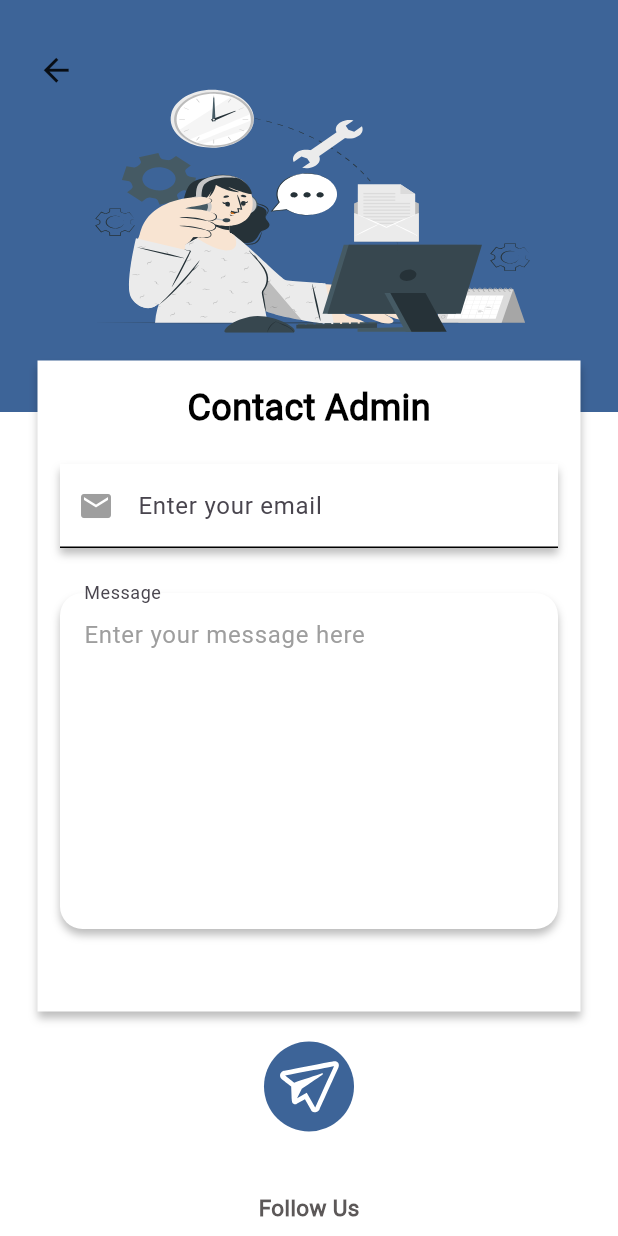
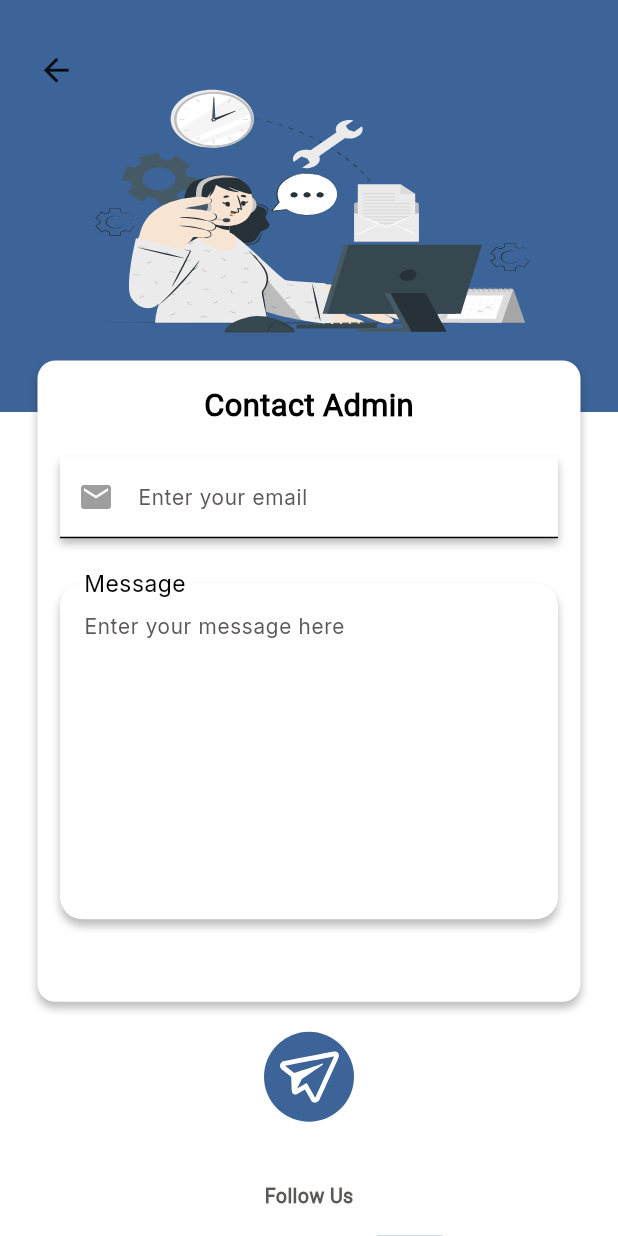
Before and after one commit to GraduationTeam12/Emergency_Application, a Flutter app: the ContactWithAdmin screen opened directly, on a phone screen of 412 x 824 dp. Run offline on Flutter 3.47's test engine with Material 3 defaults, Android fonts, the phone set to English and light mode, and no system bars; our stand-ins replace dartz, device_preview, dio, expandable_page_view, firebase_core, firebase_database and 9 more; accounts and stored records are empty.

```diff
--- a/lib/main.dart
+++ b/lib/main.dart
@@ -42,7 +42,7 @@ class MyApp extends StatelessWidget {
         useMaterial3: true,
       ),
       onGenerateRoute: appRouter.generationRoute,
-      initialRoute:   splashScreen  ,
+      initialRoute: token == null ? splashScreen : homeEmergencyScreen,
       // initialRoute:  userInfoScreen,
     );
   }
--- a/lib/presentation/screens/emegency_screens/contact_with_admin.dart
+++ b/lib/presentation/screens/emegency_screens/contact_with_admin.dart
@@ -1,4 +1,3 @@
-
 // // // ignore_for_file: deprecated_member_use
 
 // // import 'package:flutter/foundation.dart';
@@ -9,7 +8,6 @@
 // // import 'package:user_accident/constants/app_images.dart';
 // // import 'package:user_accident/constants/colors.dart';
 // // import 'package:user_accident/constants/pages_name.dart';
-
 
 // // class ContactWithAdmin extends StatefulWidget {
 // //   const ContactWithAdmin({super.key});
@@ -97,8 +95,6 @@
 // //                         Icons.email,
 // //                         color: Colors.grey,
 // //                       ),
-
-
 
 // //                       enabledBorder: OutlineInputBorder(
 // //                         borderRadius: BorderRadius.circular(12.0),
@@ -270,7 +266,6 @@
 // //                             style: AppStyle.styleBold20(context).copyWith(color: Colors.white)
 // //                           ),
 // //                         ),
-
 
 // //                       ),
 // //                     ),
@@ -666,8 +661,8 @@
 import 'package:flutter/material.dart';
 import 'package:flutter_svg/flutter_svg.dart';
 import 'package:user_accident/constants/app_images.dart';
+import 'package:user_accident/constants/app_style.dart';
 import 'package:user_accident/constants/colors.dart';
-import 'package:user_accident/constants/pages_name.dart';
 
 class ContactWithAdmin extends StatefulWidget {
   const ContactWithAdmin({super.key});
@@ -682,7 +677,8 @@ class _ContactWithAdminState extends State<ContactWithAdmin> {
 
   @override
   Widget build(BuildContext context) {
-    return Scaffold(
+    return SafeArea(
+      child: Scaffold(
         backgroundColor: Colors.white,
         body: SizedBox(
           height: MediaQuery.sizeOf(context).height,
@@ -731,7 +727,9 @@ class _ContactWithAdminState extends State<ContactWithAdmin> {
                       padding: const EdgeInsets.symmetric(
                           horizontal: 15, vertical: 15),
                       decoration:
-                        const BoxDecoration(color: Colors.white, boxShadow: [
+                            BoxDecoration(
+                            borderRadius: BorderRadius.circular(12.0),
+                            color: Colors.white, boxShadow: const [
                         BoxShadow(
                           blurRadius: 4,
                           offset: Offset(0, 4),
@@ -741,14 +739,9 @@ class _ContactWithAdminState extends State<ContactWithAdmin> {
                       ]),
                       child: Column(
                         children: [
-                        const Text(
+                            Text(
                             "Contact Admin",
-                          style: TextStyle(
-                            color: Colors.black,
-                            fontSize: 24,
-                            fontWeight: FontWeight.w700,
-                            fontFamily: "Roboto",
-                          ),
+                            style: AppStyle.styleSemiBold25(context).copyWith(color: Colors.black)
                           ),
                           const SizedBox(height: 20),
                           Container(
@@ -766,19 +759,20 @@ class _ContactWithAdminState extends State<ContactWithAdmin> {
                             child: TextField(
                               controller: _emailController,
                               keyboardType: TextInputType.emailAddress,
-                            decoration: const InputDecoration(
+                              decoration:   InputDecoration(
                                 labelText: 'Enter your email',
-                              prefixIcon: Icon(
+                                labelStyle: AppStyle.styleRegular17(context),
+                                prefixIcon: const Icon(
                                   Icons.email,
                                   color: Colors.grey,
                                 ),
-                              enabledBorder: UnderlineInputBorder(
+                                enabledBorder: const UnderlineInputBorder(
                                   borderSide: BorderSide(
                                     color: Colors.black,
                                     width: 1,
                                   ),
                                 ),
-                              focusedBorder: UnderlineInputBorder(
+                                focusedBorder: const UnderlineInputBorder(
                                   borderSide: BorderSide(
                                     color: Colors.black,
                                     width: 1.3,
@@ -805,12 +799,12 @@ class _ContactWithAdminState extends State<ContactWithAdmin> {
                               controller: _messageController,
                               decoration: InputDecoration(
                                 labelText: "Message",
+                                labelStyle: AppStyle.styleRegular25(context),
                                 hintText: 'Enter your message here',
+
                                 floatingLabelBehavior:
                                     FloatingLabelBehavior.always,
-                              hintStyle: const TextStyle(
-                                color: Colors.grey,
-                              ),
+                                hintStyle: AppStyle.styleRegular17(context),
                                 enabledBorder: OutlineInputBorder(
                                   borderSide: BorderSide.none,
                                   borderRadius: BorderRadius.circular(15.0),
@@ -849,14 +843,9 @@ class _ContactWithAdminState extends State<ContactWithAdmin> {
                     Column(
                       crossAxisAlignment: CrossAxisAlignment.center,
                       children: [
-                      const Text(
+                          Text(
                           "Follow Us",
-                        style: TextStyle(
-                          color: Color.fromRGBO(92, 88, 88, 1),
-                          fontSize: 15,
-                          fontWeight: FontWeight.w700,
-                          fontFamily: "Roboto",
-                        ),
+                          style:  AppStyle.styleSemiBold16(context)
                         ),
                         const SizedBox(height: 15),
                         Row(
@@ -885,7 +874,7 @@ class _ContactWithAdminState extends State<ContactWithAdmin> {
                   left: 25,
                   child: InkWell(
                       onTap: () {
-                        Navigator.popAndPushNamed(context, emergencySignInScreen);
+                        Navigator.pop(context);
                       },
                       child: const Icon(
                         Icons.arrow_back,
@@ -894,6 +883,7 @@ class _ContactWithAdminState extends State<ContactWithAdmin> {
             ],
           ),
         ),
+      ),
     );
   }
 }
```
Lines whose indentation alone changed are shown as unchanged.
